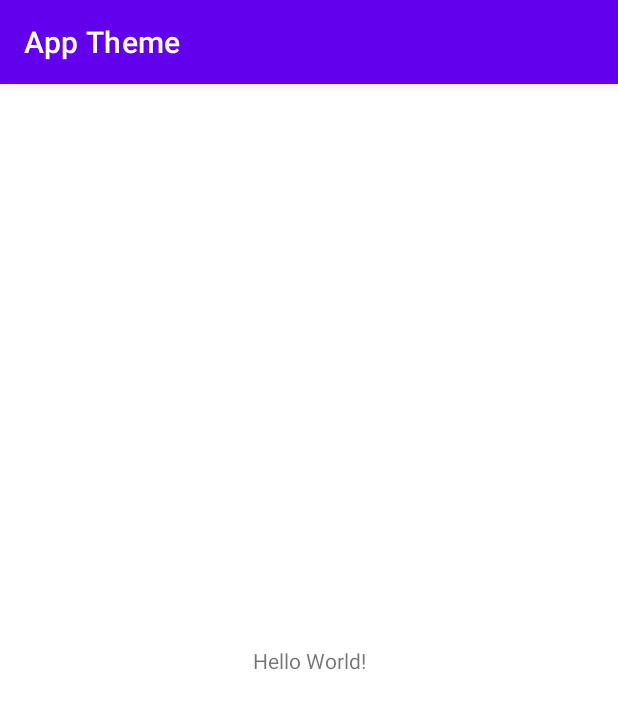
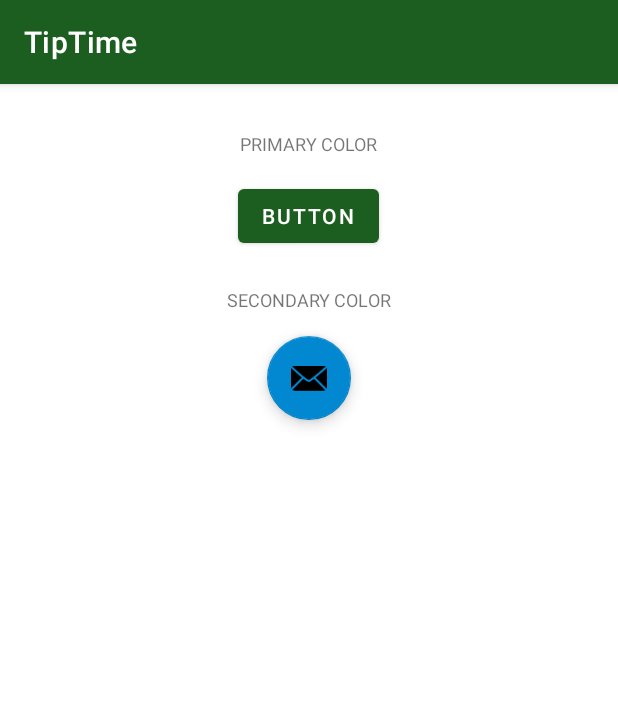
Before and after one commit to Gil-Campos/Android-Basics-in-Kotlin, an Android app: the screen it shows after launch (MainActivity), on a phone screen of 412 x 824 dp. Shown: the top 709 px of the screen. Run offline under Robolectric (Android 15) with nearby library versions, the phone set to English and light mode, and no system bars.

Commit message:
Change app themes for light and night themes and play with some colors

```diff
--- a/Unit-2/App-Theme/app/src/main/res/layout/activity_main.xml
+++ b/Unit-2/App-Theme/app/src/main/res/layout/activity_main.xml
@@ -1,18 +1,43 @@
 <?xml version="1.0" encoding="utf-8"?>
-<androidx.constraintlayout.widget.ConstraintLayout xmlns:android="http://schemas.android.com/apk/res/android"
+<LinearLayout xmlns:android="http://schemas.android.com/apk/res/android"
     xmlns:app="http://schemas.android.com/apk/res-auto"
     xmlns:tools="http://schemas.android.com/tools"
     android:layout_width="match_parent"
     android:layout_height="match_parent"
+    android:layout_margin="16dp"
+    android:orientation="vertical"
     tools:context=".MainActivity">
 
     <TextView
         android:layout_width="wrap_content"
+        android:layout_height="48dp"
+        android:layout_gravity="center_horizontal"
+        android:gravity="center_vertical"
+        android:text="@string/primary_color"
+        android:textAllCaps="true"
+        android:textSize="12sp" />
+
+    <Button
+        android:layout_width="wrap_content"
         android:layout_height="wrap_content"
-        android:text="Hello World!"
-        app:layout_constraintBottom_toBottomOf="parent"
-        app:layout_constraintEnd_toEndOf="parent"
-        app:layout_constraintStart_toStartOf="parent"
-        app:layout_constraintTop_toTopOf="parent" />
+        android:layout_gravity="center_horizontal"
+        android:text="@string/button" />
 
-</androidx.constraintlayout.widget.ConstraintLayout>
+    <TextView
+        android:layout_width="wrap_content"
+        android:layout_height="48dp"
+        android:layout_gravity="center_horizontal"
+        android:layout_marginTop="8dp"
+        android:gravity="center_vertical"
+        android:text="@string/secondary_color"
+        android:textAllCaps="true"
+        android:textSize="12sp" />
+
+    <com.google.android.material.floatingactionbutton.FloatingActionButton
+        android:layout_width="wrap_content"
+        android:layout_height="wrap_content"
+        android:layout_gravity="center_horizontal"
+        android:contentDescription="@string/email_icon"
+        app:srcCompat="@android:drawable/ic_dialog_email" />
+
+</LinearLayout>
--- a/Unit-2/App-Theme/app/src/main/res/values-night/themes.xml
+++ b/Unit-2/App-Theme/app/src/main/res/values-night/themes.xml
@@ -2,12 +2,12 @@
     <!-- Base application theme. -->
     <style name="Theme.AppTheme" parent="Theme.MaterialComponents.DayNight.DarkActionBar">
         <!-- Primary brand color. -->
-        <item name="colorPrimary">@color/purple_200</item>
-        <item name="colorPrimaryVariant">@color/purple_700</item>
+        <item name="colorPrimary">@color/green_light</item>
+        <item name="colorPrimaryVariant">@color/green</item>
         <item name="colorOnPrimary">@color/black</item>
         <!-- Secondary brand color. -->
-        <item name="colorSecondary">@color/teal_200</item>
-        <item name="colorSecondaryVariant">@color/teal_200</item>
+        <item name="colorSecondary">@color/blue_light</item>
+        <item name="colorSecondaryVariant">@color/blue_light</item>
         <item name="colorOnSecondary">@color/black</item>
         <!-- Status bar color. -->
         <item name="android:statusBarColor">?attr/colorPrimaryVariant</item>
--- a/Unit-2/App-Theme/app/src/main/res/values/colors.xml
+++ b/Unit-2/App-Theme/app/src/main/res/values/colors.xml
@@ -7,4 +7,11 @@
     <color name="teal_700">#FF018786</color>
     <color name="black">#FF000000</color>
     <color name="white">#FFFFFFFF</color>
+
+    <color name="green">#1B5E20</color>
+    <color name="green_dark">#003300</color>
+    <color name="green_light">#A5D6A7</color>
+    <color name="blue">#0288D1</color>
+    <color name="blue_dark">#005B9F</color>
+    <color name="blue_light">#81D4FA</color>
 </resources>
--- a/Unit-2/App-Theme/app/src/main/res/values/strings.xml
+++ b/Unit-2/App-Theme/app/src/main/res/values/strings.xml
@@ -1,3 +1,7 @@
 <resources>
-    <string name="app_name">App Theme</string>
+    <string name="app_name">TipTime</string>
+    <string name="primary_color">Primary color</string>
+    <string name="button">Button</string>
+    <string name="secondary_color">Secondary color</string>
+    <string name="email_icon">email icon</string>
 </resources>
--- a/Unit-2/App-Theme/app/src/main/res/values/themes.xml
+++ b/Unit-2/App-Theme/app/src/main/res/values/themes.xml
@@ -2,12 +2,12 @@
     <!-- Base application theme. -->
     <style name="Theme.AppTheme" parent="Theme.MaterialComponents.DayNight.DarkActionBar">
         <!-- Primary brand color. -->
-        <item name="colorPrimary">@color/purple_500</item>
-        <item name="colorPrimaryVariant">@color/purple_700</item>
+        <item name="colorPrimary">@color/green</item>
+        <item name="colorPrimaryVariant">@color/green_dark</item>
         <item name="colorOnPrimary">@color/white</item>
         <!-- Secondary brand color. -->
-        <item name="colorSecondary">@color/teal_200</item>
-        <item name="colorSecondaryVariant">@color/teal_700</item>
+        <item name="colorSecondary">@color/blue</item>
+        <item name="colorSecondaryVariant">@color/blue_dark</item>
         <item name="colorOnSecondary">@color/black</item>
         <!-- Status bar color. -->
         <item name="android:statusBarColor">?attr/colorPrimaryVariant</item>
```
